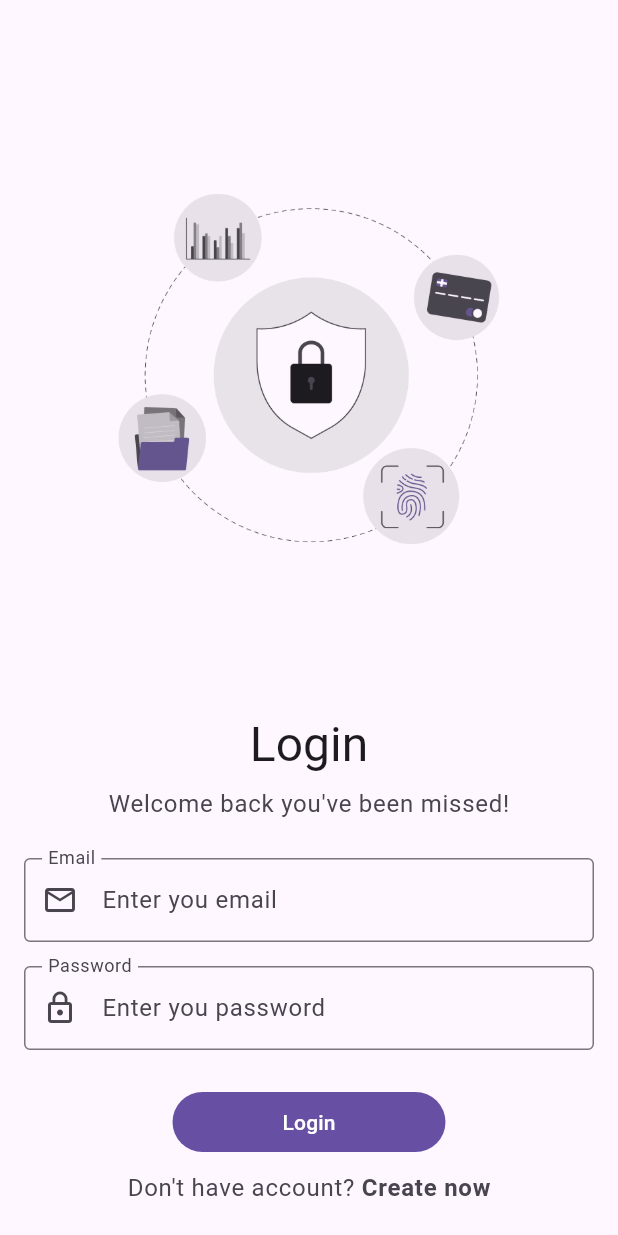
After one commit to anshRS/xautoflow, a Flutter app: the LogInScreen screen opened directly, on a phone screen of 412 x 824 dp. The commit adds this screen. Run offline on Flutter 3.47's test engine with Material 3 defaults, Android fonts, the phone set to English and light mode, and no system bars.

Commit message:
feat(ui): built login screen

```diff
--- /dev/null
+++ b/client/lib/features/auth/presentation/screens/login_screen.dart
@@ -0,0 +1,121 @@
+import 'package:client/common/widgets/custom_button.dart';
+import 'package:client/features/auth/presentation/widgets/auth_form_field.dart';
+import 'package:flutter/material.dart';
+
+class LogInScreen extends StatefulWidget {
+  const LogInScreen({super.key});
+
+  @override
+  State<LogInScreen> createState() => _SignUpScreenState();
+}
+
+class _SignUpScreenState extends State<LogInScreen> {
+  final emailController = TextEditingController();
+  final passwordController = TextEditingController();
+
+  final formKey = GlobalKey<FormState>();
+
+  @override
+  void dispose() {
+    emailController.dispose();
+    passwordController.dispose();
+    super.dispose();
+  }
+
+  @override
+  Widget build(BuildContext context) {
+    final theme = Theme.of(context);
+
+    return Scaffold(
+      body: Padding(
+        padding: const EdgeInsets.all(16),
+        child: SingleChildScrollView(
+          child: Flex(
+            direction: Axis.vertical,
+            children: [
+              // Image section
+              SizedBox(
+                height: 460,
+                child: Image.asset(
+                  'assets/images/login_image.png',
+                  fit: BoxFit.cover,
+                ),
+              ),
+
+              // Form Fields section
+              Form(
+                key: formKey,
+                child: Flex(
+                  direction: Axis.vertical,
+                  spacing: 24,
+                  children: [
+                    Column(
+                      children: [
+                        Text(
+                          "Login",
+                          style: theme.textTheme.headlineLarge?.copyWith(
+                            color: theme.colorScheme.onSurface,
+                          ),
+                        ),
+                        const SizedBox(height: 8),
+                        Text(
+                          "Welcome back you've been missed!",
+                          style: theme.textTheme.bodyLarge?.copyWith(
+                            color: theme.colorScheme.onSurfaceVariant,
+                          ),
+                        ),
+                      ],
+                    ),
+
+                    Flex(
+                      direction: Axis.vertical,
+                      spacing: 16,
+                      children: [
+                        AuthFormField(
+                          label: "Email",
+                          hintText: "Enter you email",
+                          isHidden: false,
+                          icon: Icon(Icons.email_outlined),
+                          controller: emailController,
+                        ),
+                        AuthFormField(
+                          label: "Password",
+                          hintText: "Enter you password",
+                          isHidden: true,
+                          icon: Icon(Icons.lock_outline),
+                          controller: passwordController,
+                        ),
+                      ],
+                    ),
+
+                    CustomButton(text: "Login", onPressed: () {}),
+                  ],
+                ),
+              ),
+              const SizedBox(height: 8),
+              Text.rich(
+                TextSpan(
+                  children: [
+                    TextSpan(
+                      text: "Don't have account? ",
+                      style: theme.textTheme.bodyLarge?.copyWith(
+                        color: theme.colorScheme.onSurfaceVariant,
+                      ),
+                    ),
+                    TextSpan(
+                      text: "Create now",
+                      style: theme.textTheme.bodyLarge?.copyWith(
+                        color: theme.colorScheme.onSurfaceVariant,
+                        fontWeight: FontWeight.bold,
+                      ),
+                    ),
+                  ],
+                ),
+              ),
+            ],
+          ),
+        ),
+      ),
+    );
+  }
+}
--- a/client/lib/main.dart
+++ b/client/lib/main.dart
@@ -1,4 +1,5 @@
 import 'package:client/features/auth/presentation/screens/signup_screen.dart';
+import 'package:client/features/auth/presentation/screens/login_screen.dart';
 import 'package:flutter/material.dart';
 
 void main() {
```
